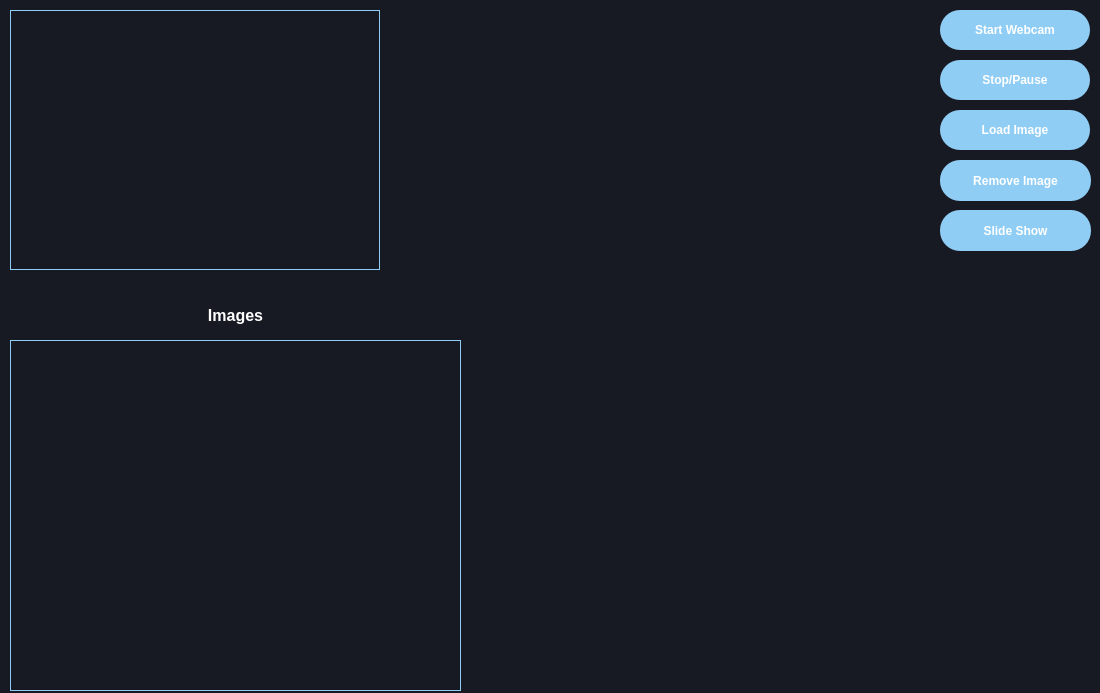
The window that ui/test.ui (MartinRapcan/EyeTracking) describes before a commit, drawn with Qt 5.
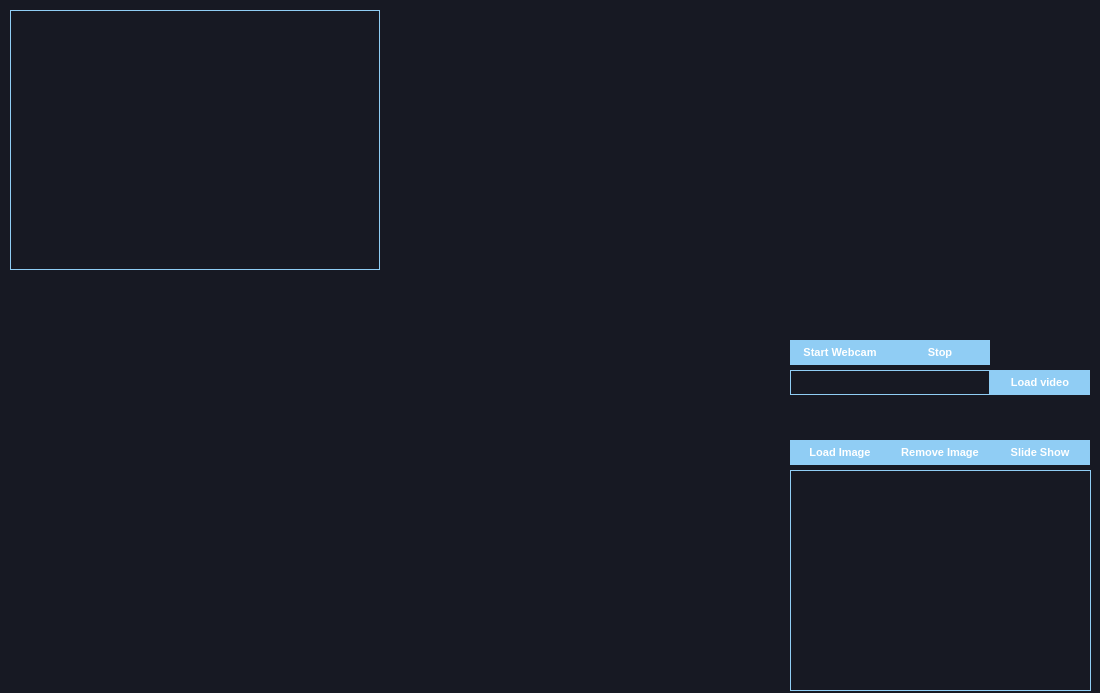
The same window after the commit.

Commit message: feat: videoCapture update and design changes

What changed in the file:
```diff
--- a/ui/test.ui
+++ b/ui/test.ui
@@ -21,18 +21,17 @@
   <widget class="QPushButton" name="slideShow">
    <property name="geometry">
     <rect>
-     <x>940</x>
-     <y>210</y>
-     <width>151</width>
-     <height>41</height>
+     <x>990</x>
+     <y>440</y>
+     <width>100</width>
+     <height>25</height>
     </rect>
    </property>
    <property name="styleSheet">
     <string notr="true">QPushButton {
 background-color: #90cdf4;
 border: none;
-border-radius: 20px;
-font-size: 12px;
+font-size: 11px;
 color: white;
 font-weight: 600;
 }
@@ -55,18 +54,17 @@
   <widget class="QPushButton" name="removeImage">
    <property name="geometry">
     <rect>
-     <x>940</x>
-     <y>160</y>
-     <width>151</width>
-     <height>41</height>
+     <x>890</x>
+     <y>440</y>
+     <width>100</width>
+     <height>25</height>
     </rect>
    </property>
    <property name="styleSheet">
     <string notr="true">QPushButton {
 background-color: #90cdf4;
 border: none;
-border-radius: 20px;
-font-size: 12px;
+font-size: 11px;
 color: white;
 font-weight: 600;
 }
@@ -89,10 +87,10 @@
   <widget class="QListWidget" name="listImages">
    <property name="geometry">
     <rect>
-     <x>10</x>
-     <y>340</y>
-     <width>451</width>
-     <height>351</height>
+     <x>790</x>
+     <y>470</y>
+     <width>301</width>
+     <height>221</height>
     </rect>
    </property>
    <property name="styleSheet">
@@ -108,6 +106,12 @@
    <property name="lineWidth">
     <number>2</number>
    </property>
+   <property name="horizontalScrollBarPolicy">
+    <enum>Qt::ScrollBarAlwaysOff</enum>
+   </property>
+   <property name="sizeAdjustPolicy">
+    <enum>QAbstractScrollArea::AdjustToContents</enum>
+   </property>
   </widget>
   <widget class="QLabel" name="imgLabel">
    <property name="geometry">
@@ -140,18 +144,17 @@
   <widget class="QPushButton" name="startButton">
    <property name="geometry">
     <rect>
-     <x>940</x>
-     <y>10</y>
-     <width>150</width>
-     <height>40</height>
+     <x>790</x>
+     <y>340</y>
+     <width>100</width>
+     <height>25</height>
     </rect>
    </property>
    <property name="styleSheet">
     <string notr="true">QPushButton {
 background-color: #90cdf4;
 border: none;
-border-radius: 20px;
-font-size: 12px;
+font-size: 11px;
 color: white;
 font-weight: 600;
 }
@@ -164,8 +167,7 @@
 QPushButton:pressed {
 background-color: #3182CE;
 
-}
-</string>
+}</string>
    </property>
    <property name="text">
     <string>Start Webcam</string>
@@ -174,18 +176,17 @@
   <widget class="QPushButton" name="loadImage">
    <property name="geometry">
     <rect>
-     <x>940</x>
-     <y>110</y>
-     <width>150</width>
-     <height>40</height>
+     <x>790</x>
+     <y>440</y>
+     <width>100</width>
+     <height>25</height>
     </rect>
    </property>
    <property name="styleSheet">
     <string notr="true">QPushButton {
 background-color: #90cdf4;
 border: none;
-border-radius: 20px;
-font-size: 12px;
+font-size: 11px;
 color: white;
 font-weight: 600;
 }
@@ -205,47 +206,71 @@
     <string>Load Image</string>
    </property>
   </widget>
-  <widget class="QLabel" name="label">
-   <property name="geometry">
-    <rect>
-     <x>110</x>
-     <y>300</y>
-     <width>251</width>
-     <height>31</height>
-    </rect>
-   </property>
-   <property name="styleSheet">
-    <string notr="true">QLabel {
-	color: white;
-	font-size: 16px;
-	font-weight: 500;
-}</string>
-   </property>
-   <property name="text">
-    <string>Images</string>
-   </property>
-   <property name="alignment">
-    <set>Qt::AlignCenter</set>
-   </property>
-   <property name="indent">
-    <number>0</number>
-   </property>
-  </widget>
   <widget class="QPushButton" name="stopButton">
    <property name="geometry">
     <rect>
-     <x>940</x>
-     <y>60</y>
-     <width>150</width>
-     <height>40</height>
+     <x>890</x>
+     <y>340</y>
+     <width>100</width>
+     <height>25</height>
     </rect>
    </property>
    <property name="styleSheet">
     <string notr="true">QPushButton {
 background-color: #90cdf4;
 border: none;
-border-radius: 20px;
-font-size: 12px;
+font-size: 11px;
+color: white;
+font-weight: 600;
+}
+
+QPushButton:hover {
+background-color: #3182CE;
+
+}
+
+QPushButton:pressed {
+background-color: #3182CE;
+
+}</string>
+   </property>
+   <property name="text">
+    <string>Stop</string>
+   </property>
+  </widget>
+  <widget class="QLabel" name="videoPath">
+   <property name="geometry">
+    <rect>
+     <x>790</x>
+     <y>370</y>
+     <width>200</width>
+     <height>25</height>
+    </rect>
+   </property>
+   <property name="styleSheet">
+    <string notr="true">QLabel {
+border: 1px solid #90cdf4;
+color: white;
+}</string>
+   </property>
+   <property name="text">
+    <string/>
+   </property>
+  </widget>
+  <widget class="QPushButton" name="videoPicker">
+   <property name="geometry">
+    <rect>
+     <x>990</x>
+     <y>370</y>
+     <width>100</width>
+     <height>25</height>
+    </rect>
+   </property>
+   <property name="styleSheet">
+    <string notr="true">QPushButton {
+background-color: #90cdf4;
+border: none;
+font-size: 11px;
 color: white;
 font-weight: 600;
 }
@@ -262,7 +287,7 @@
 </string>
    </property>
    <property name="text">
-    <string>Stop/Pause</string>
+    <string>Load video</string>
    </property>
   </widget>
  </widget>
```
Left out of the diff: 1 changed line with no effect on the pictures. The commit also changes 2 other files.
